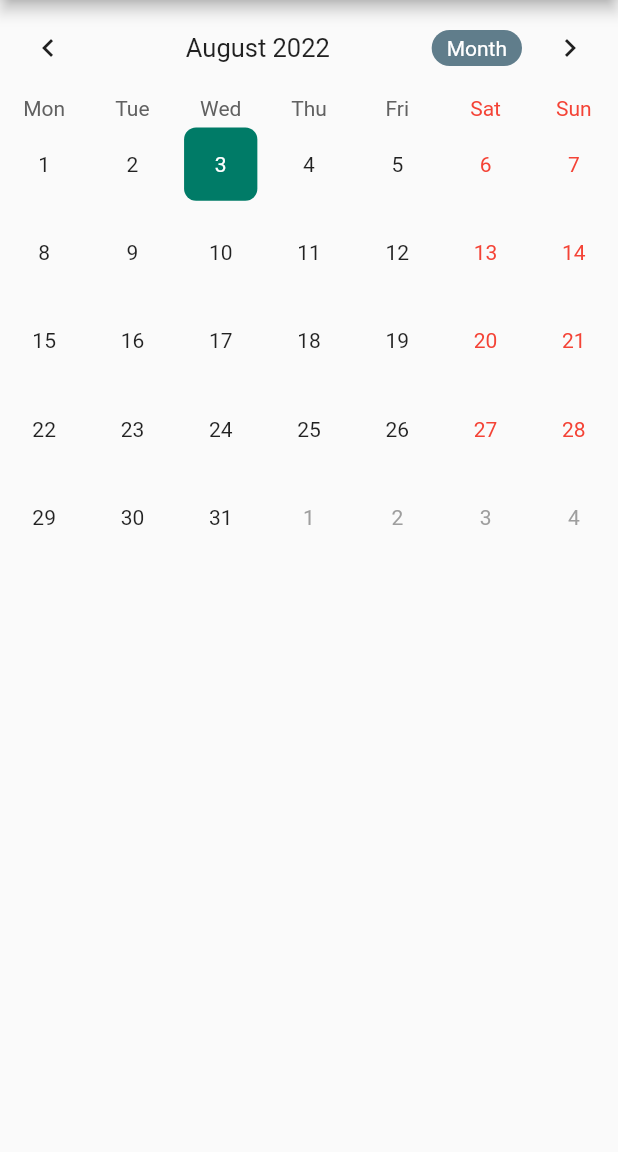
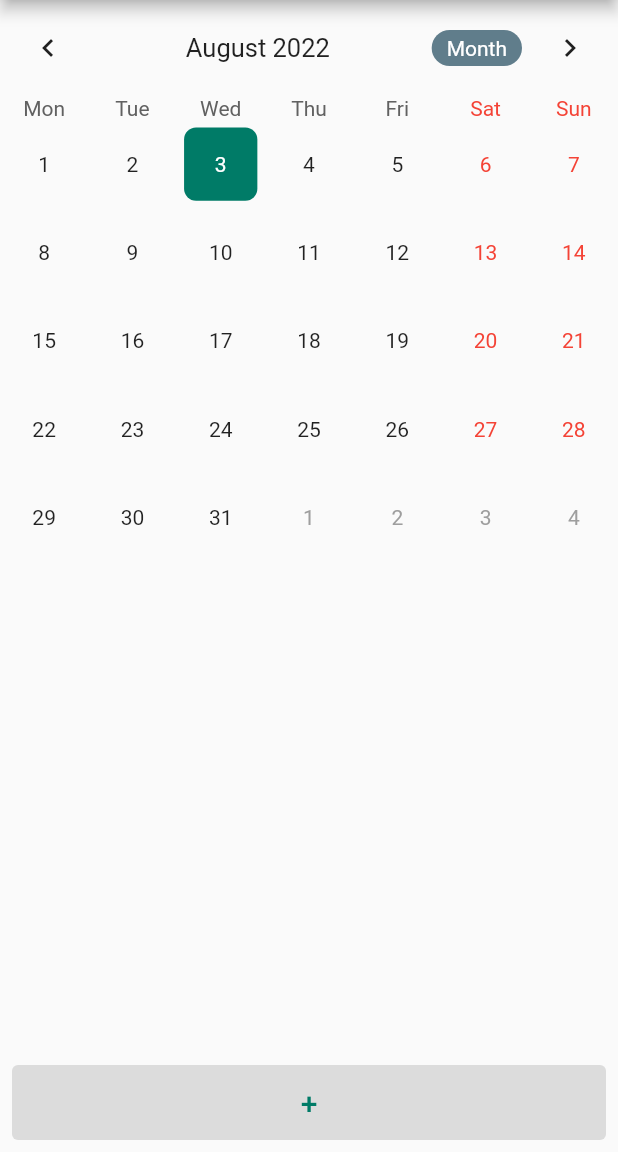
Before and after one commit to AlvaroFerGar/Croni, a Flutter app: the screen it shows after launch, on a phone screen of 412 x 824 dp, the part 84-1236 px from its top. Run offline on Flutter 3.47's test engine with Material 2 defaults, Android fonts, the light colour scheme and no system bars; drawn by our look-alikes of table_calendar.

Commit message:
Se añade un botón de '+' en la parte baja de la pantalla principal
Signed-off-by: AlvaroFerGar <42245468+AlvaroFerGar@users.noreply.github.com>

```diff
--- a/lib/main.dart
+++ b/lib/main.dart
@@ -4,12 +4,11 @@ import 'package:table_calendar/table_calendar.dart';
 void main() => runApp(MyApp());
 
 class MyApp extends StatelessWidget {
-
   @override
   Widget build(BuildContext context) {
     return MaterialApp(
       theme: ThemeData(
-        primaryColor:Color.fromRGBO(0, 123, 103, 1),
+        primaryColor: Color.fromRGBO(0, 123, 103, 1),
       ),
       home: HomeCalendarPage(),
     );
@@ -35,10 +34,9 @@ class _HomeCalendarPageState extends State<HomeCalendarPage> {
     return Scaffold(
       appBar: AppBar(
         title: Text('Croni'),
-        backgroundColor:  Theme.of(context).primaryColor,
+        backgroundColor: Theme.of(context).primaryColor,
       ),
-      body: SingleChildScrollView(
-        child: Column(
+      body: Column(
         crossAxisAlignment: CrossAxisAlignment.start,
         children: <Widget>[
           TableCalendar(
@@ -86,9 +84,28 @@ class _HomeCalendarPageState extends State<HomeCalendarPage> {
                   )),
             ),
             calendarController: _controller,
-            )
+          ),
+          Expanded(child: Container(color: Colors.transparent)),
+          Padding(
+            padding: const EdgeInsets.all(8.0),
+            child: Align(
+              alignment: Alignment.center,
+              child: ElevatedButton(
+                style: ElevatedButton.styleFrom(
+                  onSurface: Colors.grey,
+                  minimumSize: const Size.fromHeight(50),
+                ),
+                child: Text(
+                  "+",
+                  style: TextStyle(
+                      fontSize: 20, color: Theme.of(context).primaryColor),
+                ),
+                onPressed: null,
+              ),
+            ),
+          ),
+          //Container(height: 10, color: Colors.white),
         ],
-        ),
       ),
     );
   }
--- a/pubspec.yaml
+++ b/pubspec.yaml
@@ -59,7 +59,6 @@ flutter:
   uses-material-design: true
 
   assets:
-    - images/wp.jpg
     - images/logocroni.png
   # To add assets to your application, add an assets section, like this:
   # assets:
```
Lines whose indentation alone changed are shown as unchanged.
